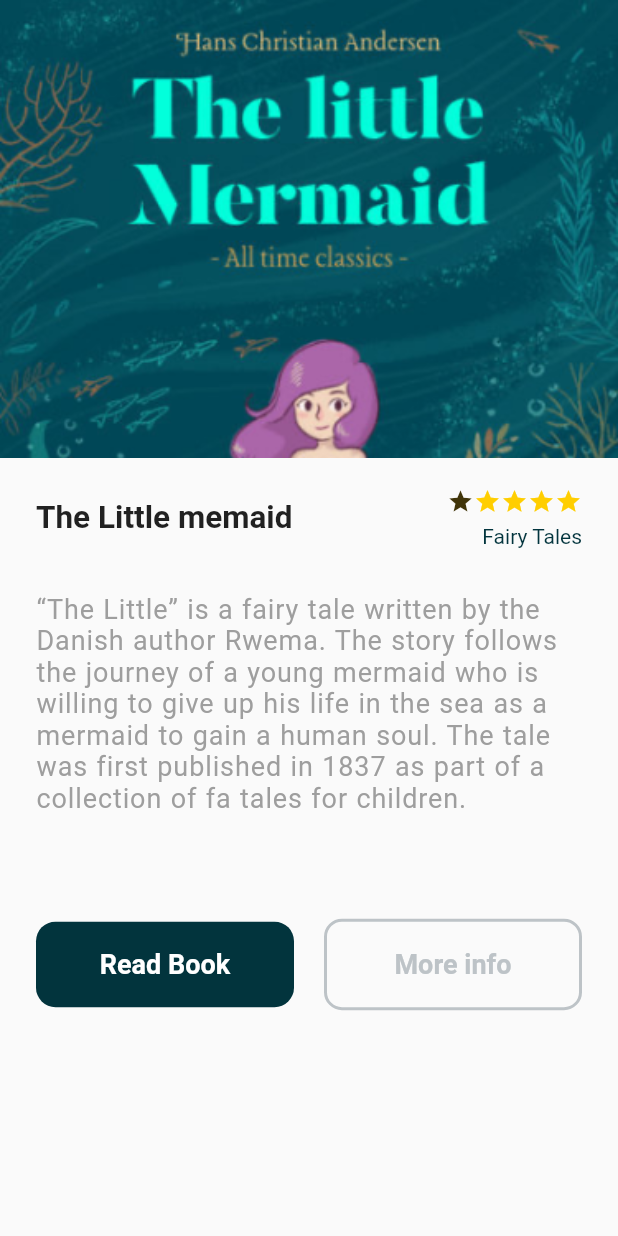
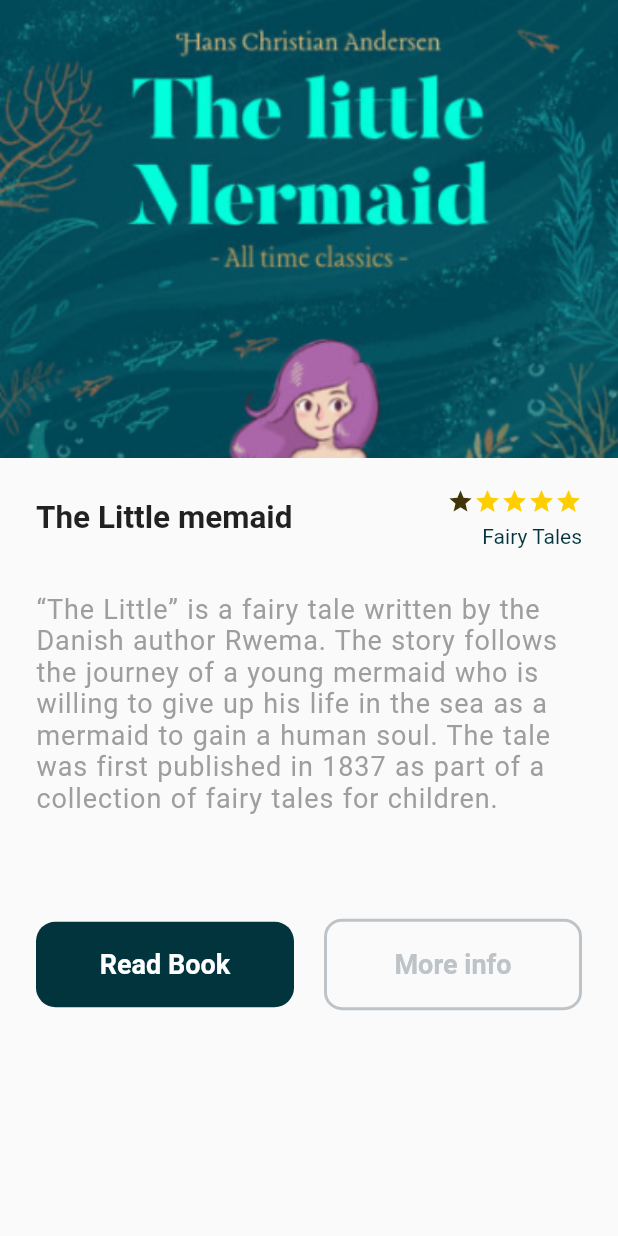
Before and after one commit to rwema3/FlutterBookApp, a Flutter app: the BookDetails screen opened directly, on a phone screen of 412 x 824 dp. Run offline on Flutter 3.47's test engine with Material 2 defaults, Android fonts, the phone set to English and light mode, and no system bars.

Commit message:
Flutter book app

```diff
--- a/lib/views/book_details.dart
+++ b/lib/views/book_details.dart
@@ -36,7 +36,7 @@ class BookDetails extends StatelessWidget {
                     ],
                   ),
                   SizedBox(height: 30,),
-                  Text("“The Little” is a fairy tale written by the Danish author Rwema. The story follows the journey of a young mermaid who is willing to give up his life in the sea as a mermaid to gain a human soul. The tale was first published in 1837 as part of a collection of fa tales for children.", style: TextStyle(
+                  Text("“The Little” is a fairy tale written by the Danish author Rwema. The story follows the journey of a young mermaid who is willing to give up his life in the sea as a mermaid to gain a human soul. The tale was first published in 1837 as part of a collection of fairy tales for children.", style: TextStyle(
                     color: Colors.grey,
                     fontSize: 18,
                     letterSpacing: 0.6,
```
